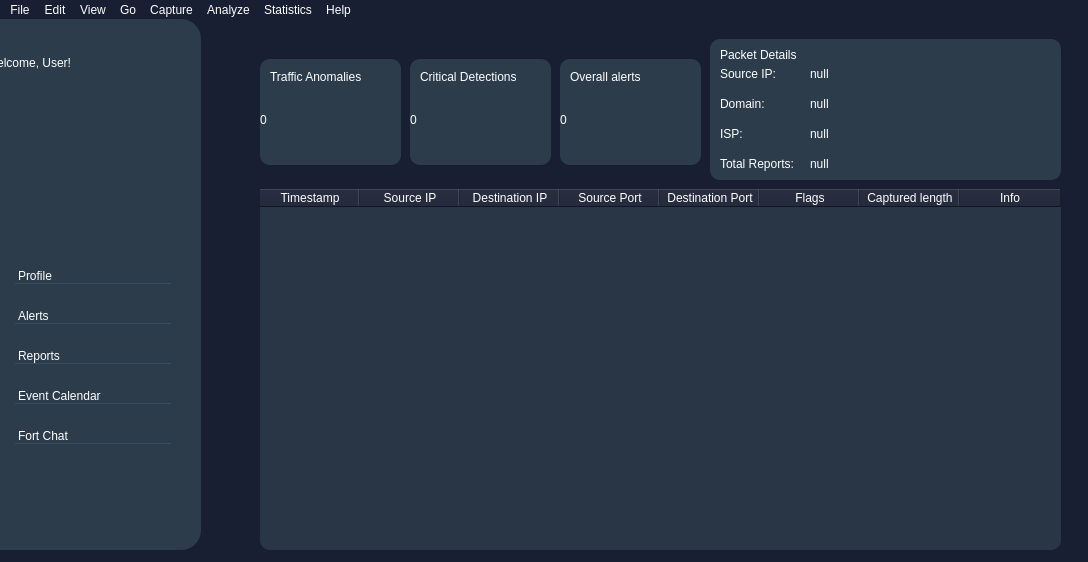
oncelerr/WardenFort, file WardenFort/wardenfort.ui: the form before one commit.
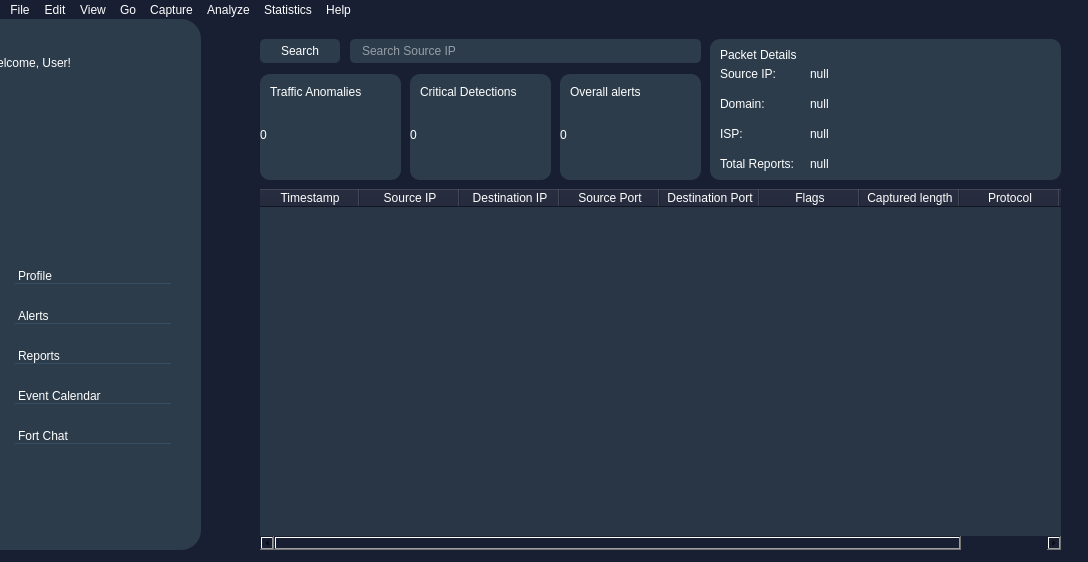
The form after the commit. Icons and pictures are not drawn.

```diff
--- a/WardenFort/wardenfort.ui
+++ b/WardenFort/wardenfort.ui
@@ -45,7 +45,7 @@
     <property name="geometry">
      <rect>
       <x>410</x>
-      <y>40</y>
+      <y>55</y>
       <width>141</width>
       <height>106</height>
      </rect>
@@ -168,6 +168,11 @@
       <string>Captured length</string>
      </property>
     </column>
+    <column>
+     <property name="text">
+      <string>Protocol</string>
+     </property>
+    </column>
     <column>
      <property name="text">
       <string>Info</string>
@@ -178,7 +183,7 @@
     <property name="geometry">
      <rect>
       <x>560</x>
-      <y>40</y>
+      <y>55</y>
       <width>141</width>
       <height>106</height>
      </rect>
@@ -249,7 +254,7 @@
     <property name="geometry">
      <rect>
       <x>260</x>
-      <y>40</y>
+      <y>55</y>
       <width>141</width>
       <height>106</height>
      </rect>
@@ -262,7 +267,7 @@
     </property>
     <property name="maximumSize">
      <size>
-      <width>180</width>
+      <width>9999</width>
       <height>106</height>
      </size>
     </property>
@@ -964,6 +969,53 @@
      <pixmap resource="wardenfort.qrc">:/wardenfort/cyber (1).png</pixmap>
     </property>
    </widget>
+   <widget class="QPushButton" name="searchBTN">
+    <property name="geometry">
+     <rect>
+      <x>260</x>
+      <y>20</y>
+      <width>80</width>
+      <height>24</height>
+     </rect>
+    </property>
+    <property name="styleSheet">
+     <string notr="true">QPushButton#searchBTN {
+    border: none;
+    color: white;
+    border-radius: 5px;
+    background-color: rgb(44, 60, 75);
+}
+
+QPushButton#searchBTN:pressed {
+    background-color: rgb(34, 50, 65); /* Change the color to a darker shade when pressed */
+}</string>
+    </property>
+    <property name="text">
+     <string>Search</string>
+    </property>
+   </widget>
+   <widget class="QLineEdit" name="searchIP">
+    <property name="geometry">
+     <rect>
+      <x>350</x>
+      <y>20</y>
+      <width>351</width>
+      <height>24</height>
+     </rect>
+    </property>
+    <property name="styleSheet">
+     <string notr="true">QLineEdit {
+                        border: none;
+                        color: white;
+                        border-radius: 5px;
+                        background-color: rgb(44, 60, 75);
+						padding-left: 10px;
+                        }</string>
+    </property>
+    <property name="placeholderText">
+     <string>Search Source IP</string>
+    </property>
+   </widget>
    <zorder>label</zorder>
    <zorder>listWidget</zorder>
    <zorder>reportPushButton</zorder>
```
Left out of the diff: 2 changed lines with no effect on the pictures.
